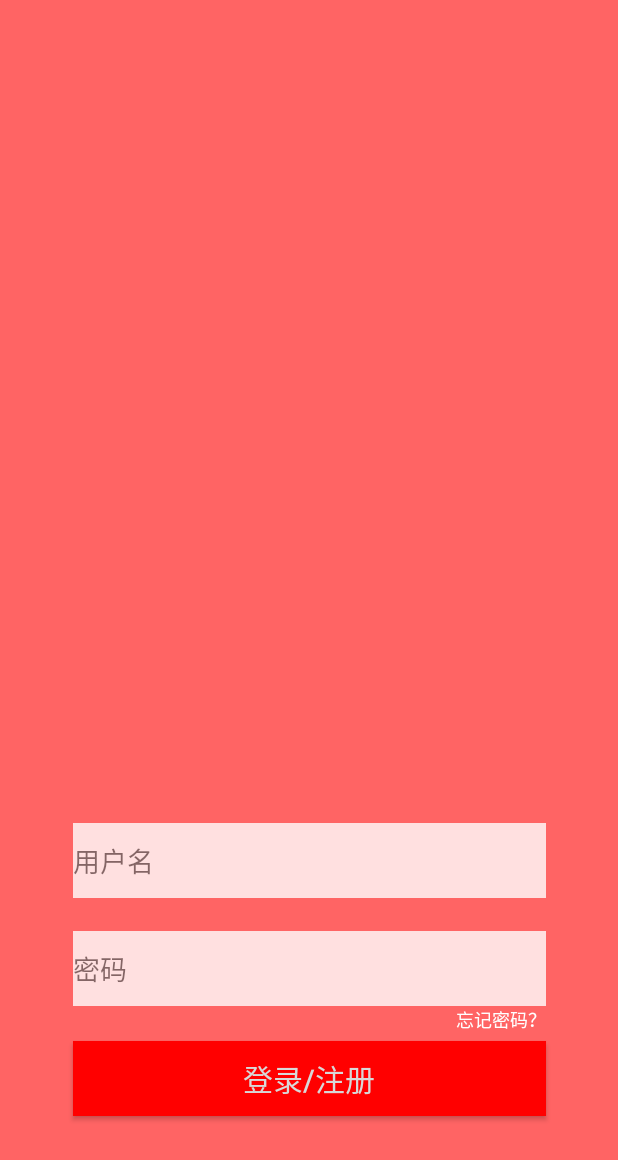
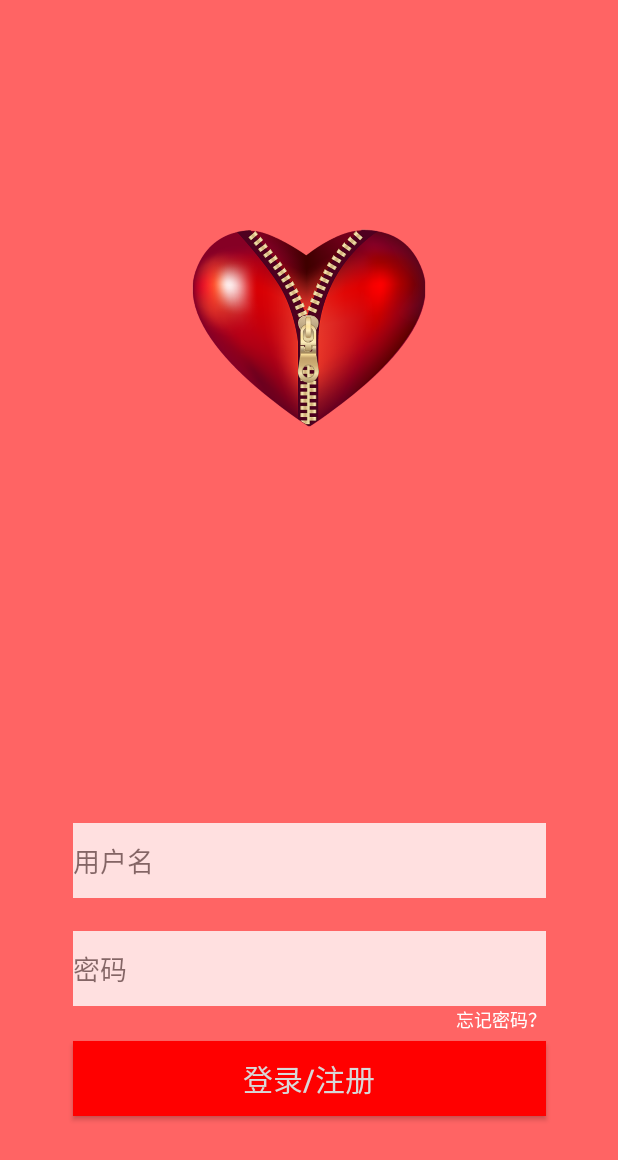
Before and after one commit to chenqiangdage/freeray, an Android app: the layout activity_login.xml on its own in the app's theme, with its tools: preview values and no code run, on a phone screen of 412 x 824 dp. Shown: the top 1160 px of the screen. Run offline under Robolectric (Android 15) with nearby library versions, the phone set to English and light mode, and no system bars.

Commit message:
添加一个logo图片

```diff
--- a/app/src/main/res/layout/activity_login.xml
+++ b/app/src/main/res/layout/activity_login.xml
@@ -6,6 +6,17 @@
     android:layout_height="match_parent"
     android:background="#FF6464"
     tools:context=".activity.LoginActivity">
+
+    <ImageView
+        android:layout_width="160dp"
+        android:layout_height="160dp"
+        android:id="@+id/image_logo"
+        app:layout_constraintLeft_toLeftOf="parent"
+        app:layout_constraintRight_toRightOf="parent"
+        android:layout_marginBottom="250dp"
+        app:layout_constraintBottom_toTopOf="@+id/promat_username"
+        android:src="@mipmap/logo"
+        ></ImageView>
 
 <EditText
     android:id="@+id/promat_username"
```
Also changed, not shown: app/src/main/res/mipmap-hdpi/logo.png (added).
